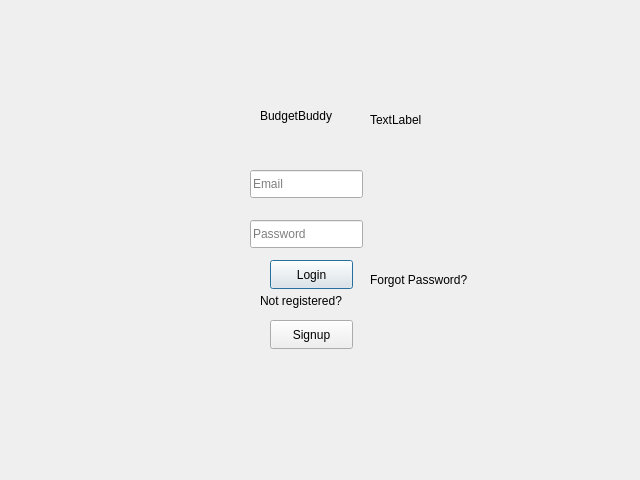
The window that login.ui (aasishhumagain/BudgetBuddy) describes before a commit, drawn with Qt 5.
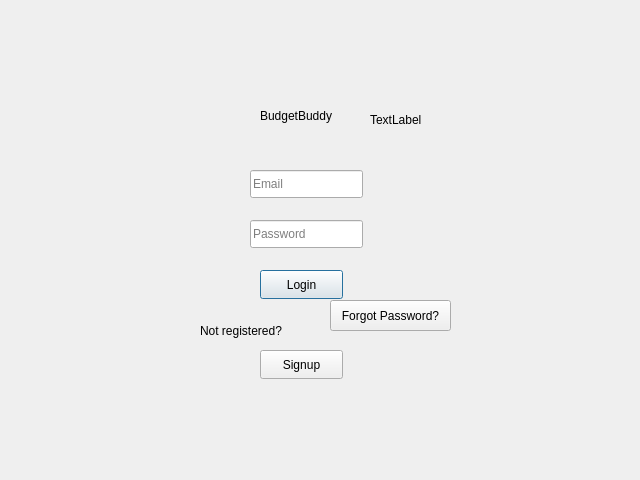
The same window after the commit.

Commit message: Forgot Password Prompt Working

The edit to the form file:
```diff
--- a/login.ui
+++ b/login.ui
@@ -74,8 +74,8 @@
   <widget class="QPushButton" name="buttonLogin">
    <property name="geometry">
     <rect>
-     <x>270</x>
-     <y>260</y>
+     <x>260</x>
+     <y>270</y>
      <width>83</width>
      <height>29</height>
     </rect>
@@ -87,8 +87,8 @@
   <widget class="QPushButton" name="buttonSignup">
    <property name="geometry">
     <rect>
-     <x>270</x>
-     <y>320</y>
+     <x>260</x>
+     <y>350</y>
      <width>83</width>
      <height>29</height>
     </rect>
@@ -100,8 +100,8 @@
   <widget class="QLabel" name="labelOr">
    <property name="geometry">
     <rect>
-     <x>260</x>
-     <y>290</y>
+     <x>200</x>
+     <y>320</y>
      <width>111</width>
      <height>21</height>
     </rect>
@@ -110,13 +110,13 @@
     <string>Not registered?</string>
    </property>
   </widget>
-  <widget class="QLabel" name="labelForgotPassword">
+  <widget class="QPushButton" name="buttonForgotPassword">
    <property name="geometry">
     <rect>
-     <x>370</x>
-     <y>270</y>
+     <x>330</x>
+     <y>300</y>
      <width>121</width>
-     <height>20</height>
+     <height>31</height>
     </rect>
    </property>
    <property name="text">
```
The commit also changes 5 other files.
